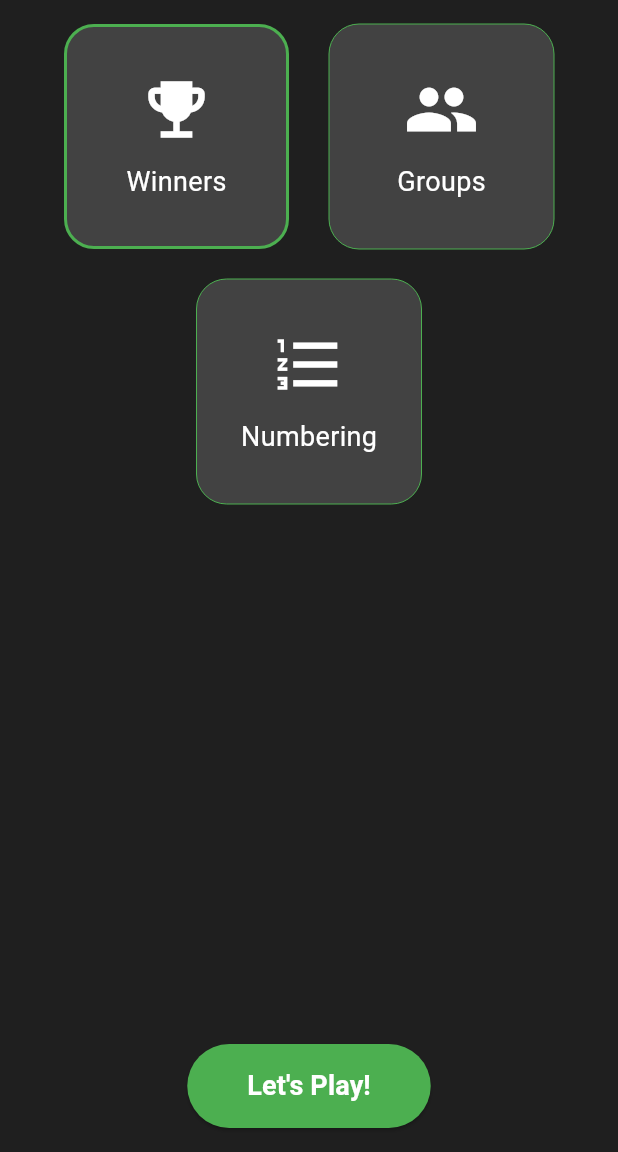
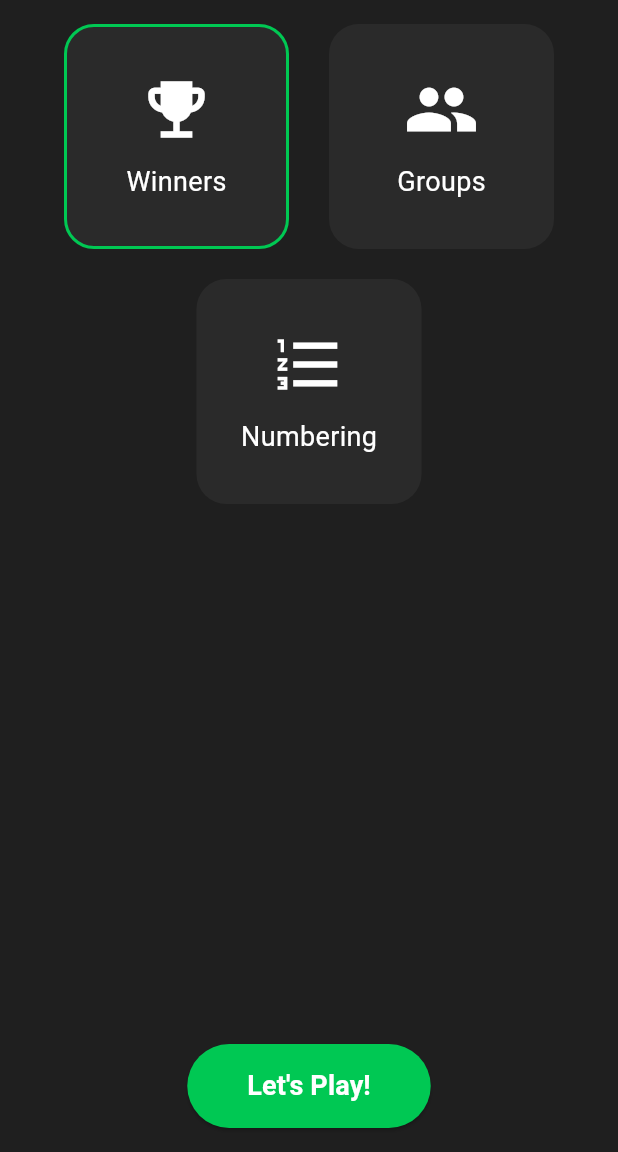
Before and after one commit to iconstar11/touch_dice, a Flutter app: the screen it shows after launch, on a phone screen of 412 x 824 dp, the part 84-1236 px from its top. Run offline on Flutter 3.47's test engine with Material 3 defaults, Android fonts, the phone set to English and light mode, and no system bars; our stand-ins replace get.

Commit message:
Chore: add the color codes to the homepage

```diff
--- a/lib/pages/homepage.dart
+++ b/lib/pages/homepage.dart
@@ -2,7 +2,7 @@ import 'package:flutter/material.dart';
 import 'package:touch_dice/utils/colors.dart';
 
 class HomePage extends StatelessWidget {
-  const HomePage({Key? key}) : super(key: key);
+  const HomePage({super.key});
 
   @override
   Widget build(BuildContext context) {
@@ -42,6 +42,7 @@ class HomePage extends StatelessWidget {
                           // Navigate to Winners page
                           print("Winners clicked");
                         },
+                        isHighlighted: true, // Highlight Winners by default
                       ),
                       // Groups Button
                       _buildGameModeCard(
@@ -72,7 +73,7 @@ class HomePage extends StatelessWidget {
               // Let's Play Button
               ElevatedButton(
                 style: ElevatedButton.styleFrom(
-                backgroundColor: Colors.green, // Button color
+                  backgroundColor: kAccentColorGreen, // Button color
                   padding:
                       const EdgeInsets.symmetric(horizontal: 40, vertical: 15),
                   shape: RoundedRectangleBorder(
@@ -85,7 +86,47 @@ class HomePage extends StatelessWidget {
                 },
                 child: const Text(
                   "Let's Play!",
-                style: TextStyle(fontSize: 18, fontWeight: FontWeight.bold),
+                  style: TextStyle(
+                    color: kPrimaryTextColor, // Button text color
+                    fontSize: 18,
+                    fontWeight: FontWeight.bold,
+                  ),
+                ),
+              ),
+            ],
+          ),
+        ));
+  }
+
+  // Helper method to create game mode cards
+  Widget _buildGameModeCard(BuildContext context,
+      {required IconData icon,
+      required String label,
+      required VoidCallback onPressed,
+      bool isHighlighted = false}) {
+    return GestureDetector(
+      onTap: onPressed,
+      child: Container(
+        width: 150,
+        height: 150,
+        decoration: BoxDecoration(
+          color: kCardBackgroundColor, // Card background color
+          borderRadius: BorderRadius.circular(20),
+          border: Border.all(
+            color: isHighlighted ? kAccentColorGreen : Colors.transparent,
+            width: 2.0,
+          ),
+        ),
+        child: Column(
+          mainAxisAlignment: MainAxisAlignment.center,
+          children: [
+            Icon(icon, size: 50, color: kPrimaryTextColor), // Icon color
+            const SizedBox(height: 10),
+            Text(
+              label,
+              style: const TextStyle(
+                color: kPrimaryTextColor, // Text color
+                fontSize: 18,
               ),
             ),
           ],
@@ -93,39 +134,4 @@ class HomePage extends StatelessWidget {
       ),
     );
   }
-
-  // Helper method to create game mode cards
-  Widget _buildGameModeCard(BuildContext context,
-      {required IconData icon,
-      required String label,
-      required VoidCallback onPressed}) {
-    return GestureDetector(
-      onTap: onPressed,
-      child: Container(
-        width: 150,
-        height: 150,
-        decoration: BoxDecoration(
-          color: Colors.grey[800],
-          borderRadius: BorderRadius.circular(20),
-          border: Border.all(
-            color: Colors.green,
-            width: label == "Winners"
-                ? 2.0
-                : 0.0, // Highlight 'Winners' by default
-          ),
-        ),
-        child: Column(
-          mainAxisAlignment: MainAxisAlignment.center,
-          children: [
-            Icon(icon, size: 50, color: Colors.white),
-            const SizedBox(height: 10),
-            Text(
-              label,
-              style: const TextStyle(color: Colors.white, fontSize: 18),
-            ),
-          ],
-        ),
-      ),
-    );
 }
-}
```
Lines whose indentation alone changed are shown as unchanged.
